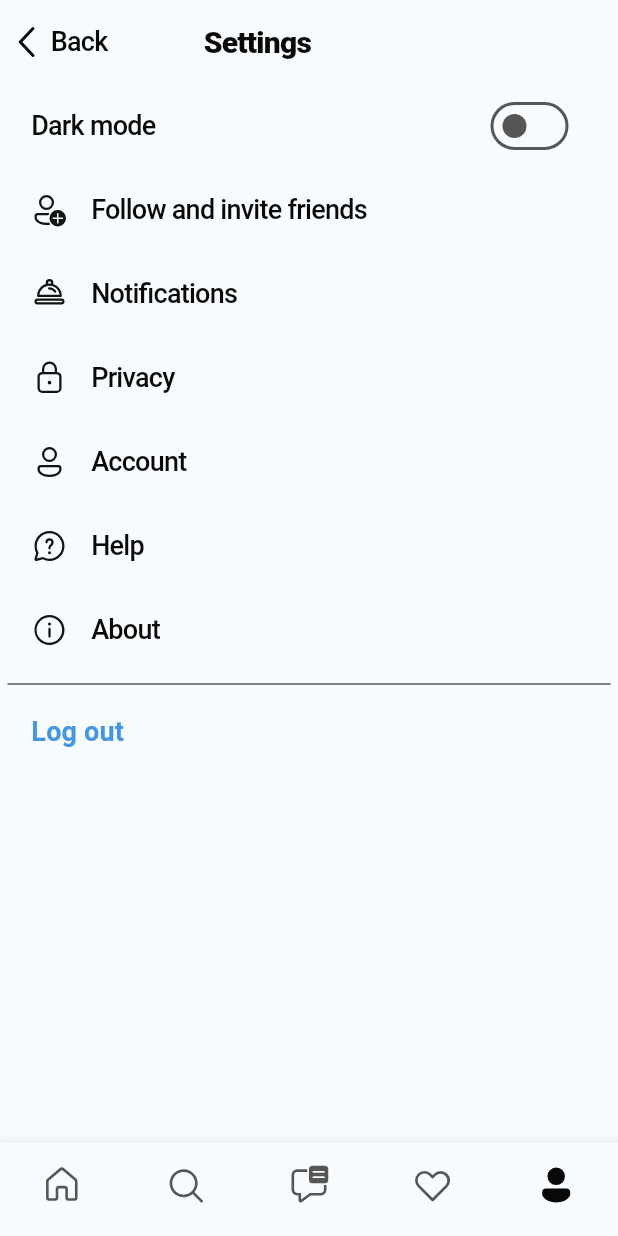
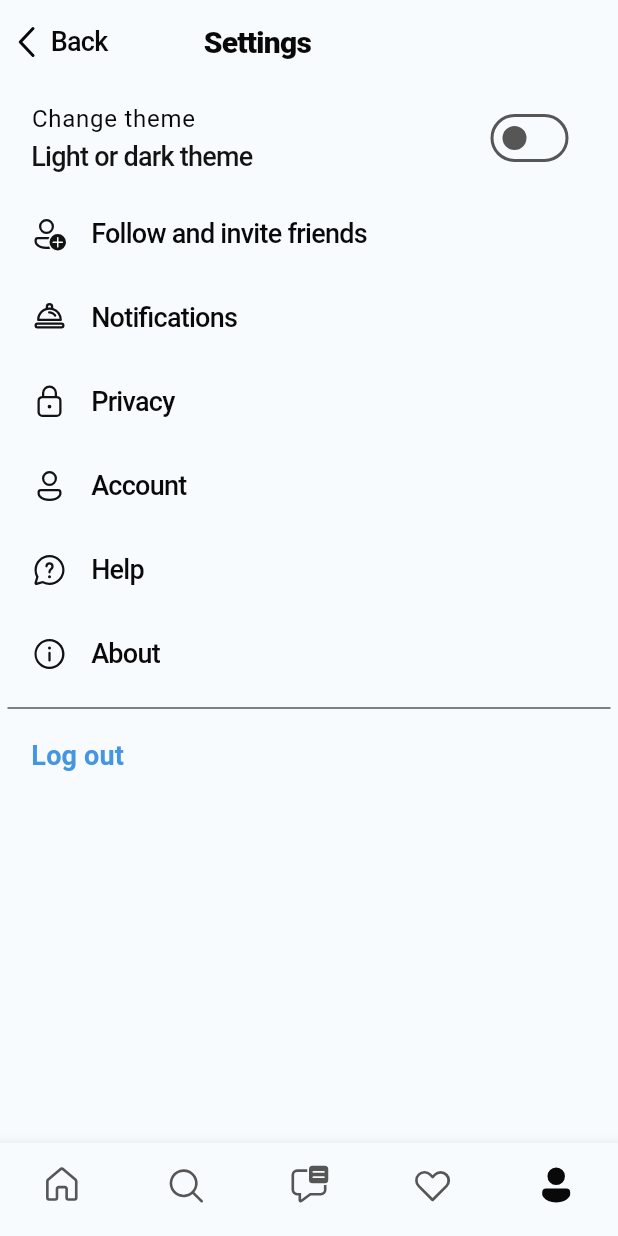
Before and after one commit to sunkeunchoi/animation, a Flutter app: the SettingsScreen screen opened directly, on a phone screen of 412 x 824 dp. Run offline on Flutter 3.47's test engine with Material 2 defaults, Android fonts, the phone set to English and light mode, and no system bars; our stand-ins replace bloc, camera, fluentui_system_icons, flutter_bloc, flutter_svg, image_picker and 2 more; accounts and stored records are empty; network calls fail.

Commit message:
change notifier theme

```diff
--- a/lib/screens/nomad_coders/application/theme_cubit.dart
+++ /dev/null
@@ -1,55 +0,0 @@
-import 'dart:async';
-
-import 'package:bloc/bloc.dart';
-import 'package:equatable/equatable.dart';
-import 'package:flutter/material.dart';
-
-import 'theme_repository.dart';
-part 'theme_state.dart';
-
-class ThemeCubit extends Cubit<ThemeState> {
-  ThemeCubit({
-    required ThemePersistence themeRepository,
-  })  : _themeRepository = themeRepository,
-        super(const ThemeState());
-
-  final ThemePersistence _themeRepository;
-  late StreamSubscription<CustomTheme> _themeSubscription;
-  bool _isDarkTheme = false; // used to determine if the current theme is dark
-
-  void getCurrentTheme() {
-    // Since `getTheme()` returns a stream, we listen to the output
-    _themeSubscription = _themeRepository.getTheme().listen(
-      (customTheme) {
-        if (customTheme.name == CustomTheme.light.name) {
-          // Since, `customTheme` is light, we set `_isDarkTheme` to false
-          _isDarkTheme = false;
-          emit(state.copyWith(themeMode: ThemeMode.light));
-        } else {
-          // Since, `customTheme` is dark, we set `_isDarkTheme` to true
-          _isDarkTheme = true;
-          emit(state.copyWith(themeMode: ThemeMode.dark));
-        }
-      },
-    );
-  }
-
-  void switchTheme() {
-    if (_isDarkTheme) {
-      // Since, currentTheme is dark, after switching we want light theme to
-      // be persisted.
-      _themeRepository.saveTheme(CustomTheme.light);
-    } else {
-      // Since, currentTheme is light, after switching we want dark theme to
-      // be persisted.
-      _themeRepository.saveTheme(CustomTheme.dark);
-    }
-  }
-
-  @override
-  Future<void> close() {
-    _themeSubscription.cancel();
-    _themeRepository.dispose();
-    return super.close();
-  }
-}
--- a/lib/screens/nomad_coders/application/theme_repository.dart
+++ /dev/null
@@ -1,37 +0,0 @@
-import 'dart:async';
-
-import 'package:shared_preferences/shared_preferences.dart';
-
-abstract interface class ThemePersistence {
-  Stream<CustomTheme> getTheme();
-  Future<void> saveTheme(CustomTheme theme);
-  void dispose();
-}
-
-enum CustomTheme { light, dark }
-
-class ThemeRepository implements ThemePersistence {
-  ThemeRepository({
-    required SharedPreferences sharedPreferences,
-  }) : _sharedPreferences = sharedPreferences;
-
-  final SharedPreferences _sharedPreferences;
-
-  static const _kThemePersistenceKey = '__theme_persistence_key__';
-
-  final _controller = StreamController<CustomTheme>();
-
-  Future<void> _setValue(String key, String value) => _sharedPreferences.setString(key, value);
-
-  @override
-  Stream<CustomTheme> getTheme() => _controller.stream;
-
-  @override
-  Future<void> saveTheme(CustomTheme theme) {
-    _controller.add(theme);
-    return _setValue(_kThemePersistenceKey, theme.name);
-  }
-
-  @override
-  void dispose() => _controller.close();
-}
--- a/lib/screens/nomad_coders/application/theme_state.dart
+++ /dev/null
@@ -1,15 +0,0 @@
-part of 'theme_cubit.dart';
-
-class ThemeState extends Equatable {
-  const ThemeState({this.themeMode = ThemeMode.light}); // Default theme = light theme
-
-  final ThemeMode themeMode;
-
-  // `copyWith()` method allows us to emit brand new instance of ThemeState
-  ThemeState copyWith({ThemeMode? themeMode}) => ThemeState(
-        themeMode: themeMode ?? this.themeMode,
-      );
-
-  @override
-  List<Object?> get props => [themeMode];
-}
--- /dev/null
+++ b/lib/screens/nomad_coders/settings/settings_repository.dart
@@ -0,0 +1,9 @@
+import 'package:shared_preferences/shared_preferences.dart';
+
+class SettingsRepository {
+  final SharedPreferences _preferences;
+  static const _theme = "thtme";
+  SettingsRepository(this._preferences);
+  Future<void> setTheme(bool value) async => _preferences.setBool(_theme, value);
+  bool get getTheme => _preferences.getBool(_theme) ?? false;
+}
--- /dev/null
+++ b/lib/screens/nomad_coders/settings/settings_view_model.dart
@@ -0,0 +1,16 @@
+import 'package:flutter/material.dart';
+
+import 'settings_repository.dart';
+
+class SettingsViewModel extends ChangeNotifier {
+  final SettingsRepository _repository;
+  SettingsViewModel(this._repository);
+  late final bool theme = _repository.getTheme;
+  void setTheme(bool value) {
+    _repository.setTheme(value);
+    notifyListeners();
+  }
+
+  void toggleTheme() => setTheme(!theme);
+  bool get isDark => theme;
+}
--- a/lib/screens/nomad_coders/settings_screen.dart
+++ b/lib/screens/nomad_coders/settings_screen.dart
@@ -1,9 +1,8 @@
 import 'package:fluentui_system_icons/fluentui_system_icons.dart';
 import 'package:flutter/material.dart';
-import 'package:flutter_bloc/flutter_bloc.dart';
-
-import 'application/theme_cubit.dart';
+import 'package:provider/provider.dart';
 import 'privacy_screen.dart';
+import 'settings/settings_view_model.dart';
 
 class SettingsScreen extends StatefulWidget {
   const SettingsScreen({super.key});
@@ -14,6 +13,13 @@ class SettingsScreen extends StatefulWidget {
 
 class _SettingsScreenState extends State<SettingsScreen> {
   bool isLoggedOut = false;
+  late bool theme;
+  @override
+  void initState() {
+    super.initState();
+    theme = context.read<SettingsViewModel>().theme;
+  }
+
   @override
   Widget build(BuildContext context) {
     return Scaffold(
@@ -98,16 +104,10 @@ class _SettingsScreenState extends State<SettingsScreen> {
           crossAxisAlignment: CrossAxisAlignment.start,
           children: [
             SwitchListTile.adaptive(
-              value: context.read<ThemeCubit>().state.themeMode == ThemeMode.dark,
-              onChanged: (value) {
-                context.read<ThemeCubit>().switchTheme();
-              },
-              title: Text(
-                "Dark mode",
-                style: Theme.of(context).textTheme.bodyMedium?.copyWith(
-                      color: Theme.of(context).colorScheme.onSurface,
-                    ),
-              ),
+              title: const Text("Change theme"),
+              subtitle: const Text("Light or dark theme"),
+              value: theme,
+              onChanged: (value) => context.read<SettingsViewModel>().toggleTheme(),
             ),
             ListTile(
               leading: const Icon(FluentIcons.person_add_24_regular),
--- a/pubspec.yaml
+++ b/pubspec.yaml
@@ -46,6 +46,7 @@ dependencies:
   image_picker: ^1.0.4
   permission_handler: ^10.4.4
   shared_preferences: ^2.2.1
+  provider: ^6.0.5
 
 dev_dependencies:
   flutter_test:
```
Also changed, not shown: lib/main.dart (+19 -23 lines), lib/screens/settings/user_settings.dart (deleted, +0 -11 lines), pubspec.lock.
